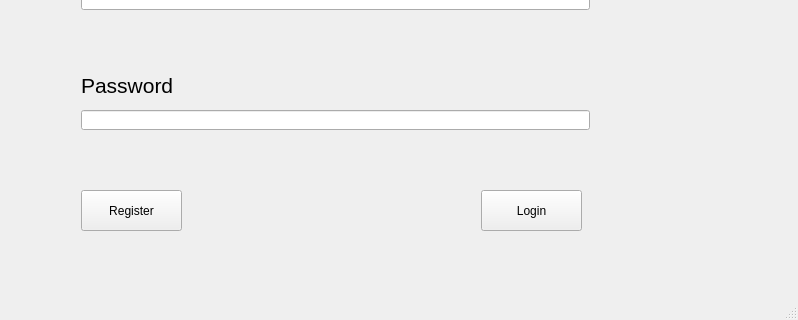
JJLee2910/Final-Year-Project, file UI/Login.ui: the form before one commit; both pictures show x 0 to 798 and y 280 to 600 of the 798 by 600 pixel window.
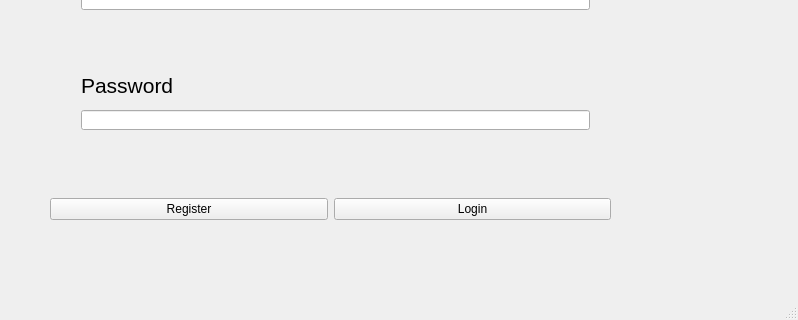
The form after the commit. Icons and pictures are not drawn.

Commit message: added buttons to login and register page

Diff of the .ui file:
```diff
--- a/UI/Login.ui
+++ b/UI/Login.ui
@@ -118,31 +118,31 @@
       <set>Qt::AlignLeading|Qt::AlignLeft|Qt::AlignVCenter</set>
      </property>
     </widget>
-    <widget class="QPushButton" name="regosterButton">
+    <widget class="QWidget" name="horizontalLayoutWidget">
      <property name="geometry">
       <rect>
-       <x>40</x>
-       <y>310</y>
-       <width>101</width>
-       <height>41</height>
+       <x>9</x>
+       <y>299</y>
+       <width>561</width>
+       <height>61</height>
       </rect>
      </property>
+     <layout class="QHBoxLayout" name="buttonLayout">
+      <item>
+       <widget class="QPushButton" name="registerButton">
      <property name="text">
       <string>Register</string>
      </property>
     </widget>
+      </item>
+      <item>
     <widget class="QPushButton" name="loginButton">
-     <property name="geometry">
-      <rect>
-       <x>440</x>
-       <y>310</y>
-       <width>101</width>
-       <height>41</height>
-      </rect>
-     </property>
      <property name="text">
       <string>Login</string>
      </property>
+       </widget>
+      </item>
+     </layout>
     </widget>
    </widget>
    <widget class="QWidget" name="loginWidget" native="true">
```
Lines whose indentation alone changed are shown as unchanged. The commit also changes 6 other files.
